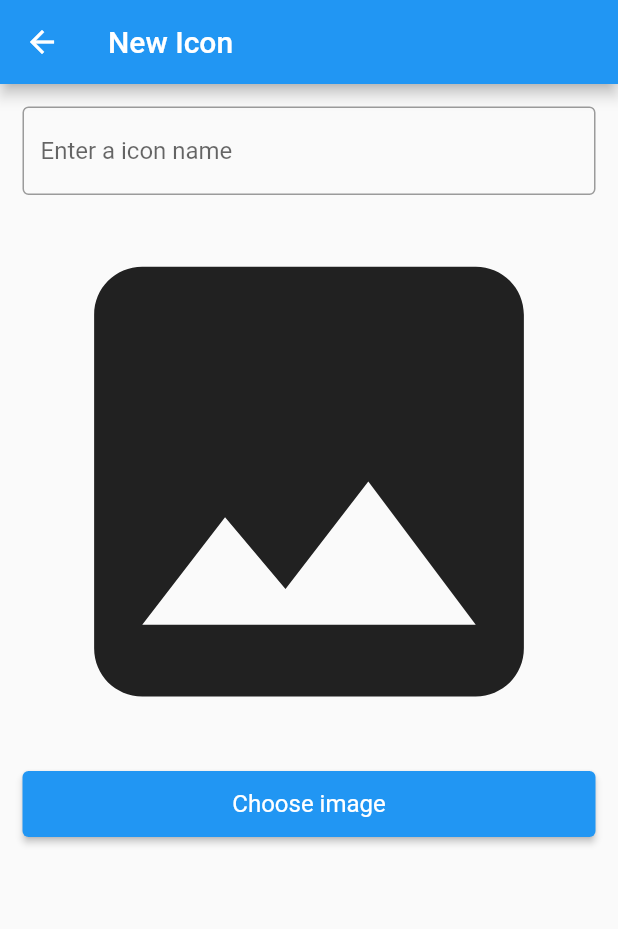
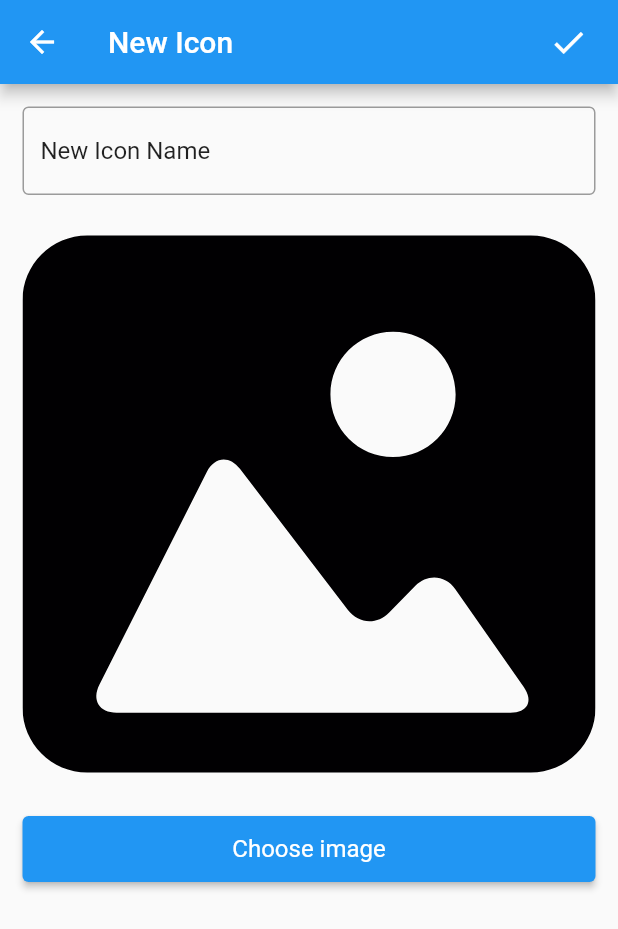
Before and after one commit to agaDeonix/flutter_widget_icon, a Flutter app: the NewIconScreen screen opened by its route, after a tap on "Choose image", on a phone screen of 412 x 824 dp. Shown: the top 929 px of the screen. Run offline on Flutter 3.47's test engine with Material 2 defaults, Android fonts, the phone set to English and light mode, and no system bars; our stand-ins replace flutter_svg, image_picker; network calls fail.

Commit message:
added layout for new item and added functionality of choose image from gallery;

```diff
--- a/lib/ui/newWidget/new_icon.dart
+++ b/lib/ui/newWidget/new_icon.dart
@@ -1,4 +1,8 @@
+import 'dart:io';
+
 import 'package:flutter/material.dart';
+import 'package:flutter_svg/flutter_svg.dart';
+import 'package:image_picker/image_picker.dart';
 
 class NewIconScreen extends StatefulWidget {
   @override
@@ -6,6 +10,22 @@ class NewIconScreen extends StatefulWidget {
 }
 
 class _NewIconScreenState extends State<NewIconScreen> {
+  String _name = "";
+  String? _image;
+  var _controller = TextEditingController(text: 'New Icon Name');
+  final ImagePicker _picker = ImagePicker();
+
+  Future<void> _chooseImage() async {
+    var image = await _picker.pickImage(source: ImageSource.gallery);
+    setState(() {
+      _image = image!.path;
+    });
+  }
+
+  void _onComleteClicked() {
+
+  }
+
   @override
   Widget build(BuildContext context) {
     // This method is rerun every time setState is called, for instance as done
@@ -23,8 +43,20 @@ class _NewIconScreenState extends State<NewIconScreen> {
           icon: Icon(Icons.arrow_back, color: Colors.white),
           onPressed: () => Navigator.of(context).pop(),
         ),
+        actions: [
+          Padding(
+            padding: const EdgeInsets.only(right: 20.0),
+            child: GestureDetector(
+              onTap: () {
+                _onComleteClicked();
+              },
+              child: Icon(Icons.check, size: 26,),
+            ),
+          ),
+        ],
       ),
-      body: Padding(
+      body: SingleChildScrollView(
+          child: Padding(
         padding: const EdgeInsets.all(15.0),
         child: Column(
           // Column is also a layout widget. It takes a list of children and
@@ -43,25 +75,36 @@ class _NewIconScreenState extends State<NewIconScreen> {
           // horizontal).
           children: <Widget>[
             TextField(
-              decoration: InputDecoration(
-                  border: OutlineInputBorder(), hintText: 'Enter a icon name'),
+              controller: _controller,
+              decoration: InputDecoration(border: OutlineInputBorder(), hintText: 'Enter a icon name'),
+              onChanged: (value) {
+                setState(() {
+                  _name = value;
+                });
+              },
             ),
-            new LayoutBuilder(builder: (context, constraint) {
-              return Icon(
-                Icons.image,
-                size: constraint.biggest.width,
-              );
-            }),
+            Padding(
+              padding: const EdgeInsets.only(top: 15, bottom: 15),
+              child: new LayoutBuilder(builder: (context, constraint) {
+                return _image == null
+                    ? SvgPicture.asset(
+                        "assets/images/ic_placeholder.svg",
+                        width: constraint.biggest.width,
+                      )
+                    : Image.file(File(_image!),
+                        width: constraint.biggest.width,);
+              }),
+            ),
             ElevatedButton(
               style: ElevatedButton.styleFrom(
                   textStyle: const TextStyle(fontSize: 16),
                   minimumSize: Size(double.infinity, 44)),
-              onPressed: () => {},
+              onPressed: () => {_chooseImage()},
               child: Text('Choose image'),
             )
           ],
         ),
-      ), // This trailing comma makes auto-formatting nicer for build methods.
+      )), // This trailing comma makes auto-formatting nicer for build methods.
     );
   }
 }
```
Also changed, not shown: pubspec.yaml (+4 -3 lines), assets/images/ic_placeholder.svg (added), pubspec.lock.
